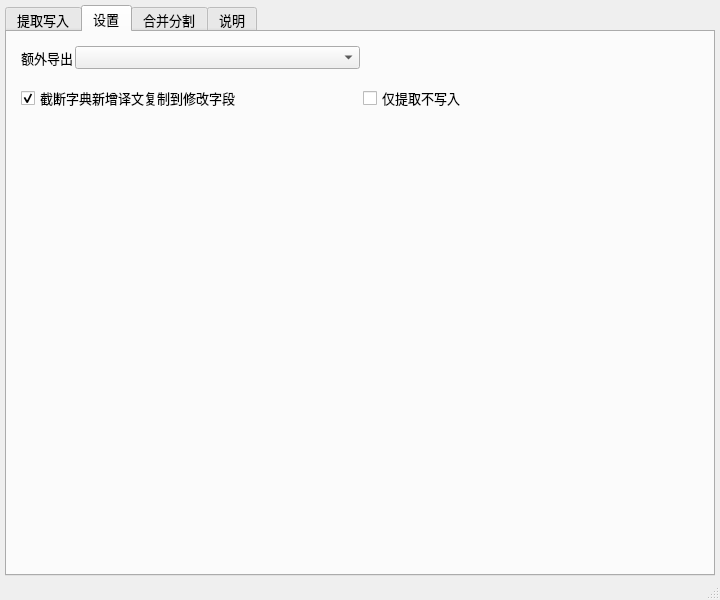
Old version of the form ui_mainWindow.ui in the repository satan53x/SExtractor.
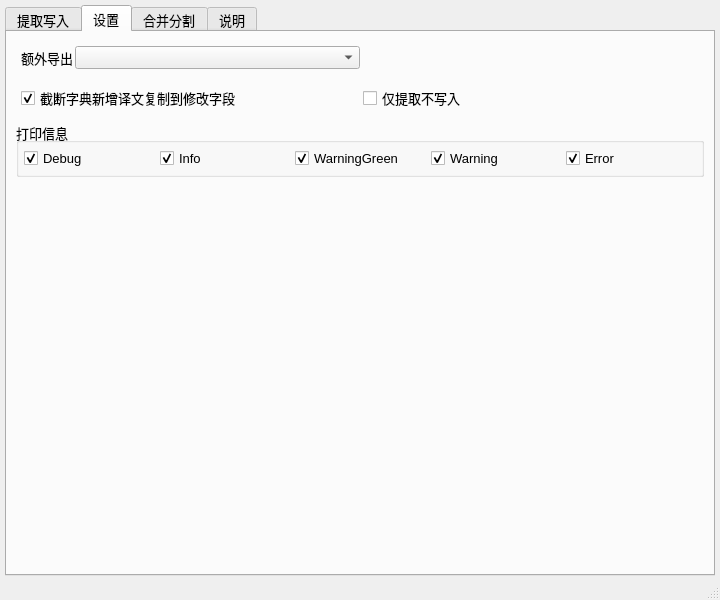
New version of the form. The open tabs and pages were chosen to show the change.

Commit message: 添加打印设置

```diff
--- a/ui_mainWindow.ui
+++ b/ui_mainWindow.ui
@@ -541,6 +541,77 @@
           </layout>
          </widget>
         </item>
+        <item>
+         <widget class="QGroupBox" name="groupBox_5">
+          <property name="title">
+           <string>打印信息</string>
+          </property>
+          <layout class="QHBoxLayout" name="horizontalLayout_17">
+           <property name="leftMargin">
+            <number>5</number>
+           </property>
+           <property name="topMargin">
+            <number>5</number>
+           </property>
+           <property name="rightMargin">
+            <number>5</number>
+           </property>
+           <property name="bottomMargin">
+            <number>5</number>
+           </property>
+           <item>
+            <widget class="QCheckBox" name="printCheck0">
+             <property name="text">
+              <string>Debug</string>
+             </property>
+             <property name="checked">
+              <bool>true</bool>
+             </property>
+            </widget>
+           </item>
+           <item>
+            <widget class="QCheckBox" name="printCheck1">
+             <property name="text">
+              <string>Info</string>
+             </property>
+             <property name="checked">
+              <bool>true</bool>
+             </property>
+            </widget>
+           </item>
+           <item>
+            <widget class="QCheckBox" name="printCheck2">
+             <property name="text">
+              <string>WarningGreen</string>
+             </property>
+             <property name="checked">
+              <bool>true</bool>
+             </property>
+            </widget>
+           </item>
+           <item>
+            <widget class="QCheckBox" name="printCheck3">
+             <property name="text">
+              <string>Warning</string>
+             </property>
+             <property name="checked">
+              <bool>true</bool>
+             </property>
+            </widget>
+           </item>
+           <item>
+            <widget class="QCheckBox" name="printCheck4">
+             <property name="text">
+              <string>Error</string>
+             </property>
+             <property name="checked">
+              <bool>true</bool>
+             </property>
+            </widget>
+           </item>
+          </layout>
+         </widget>
+        </item>
         <item>
          <spacer name="verticalSpacer">
           <property name="orientation">
```
Left out of the diff: 2 changed lines with no effect on the pictures. The commit also changes 9 other files.
